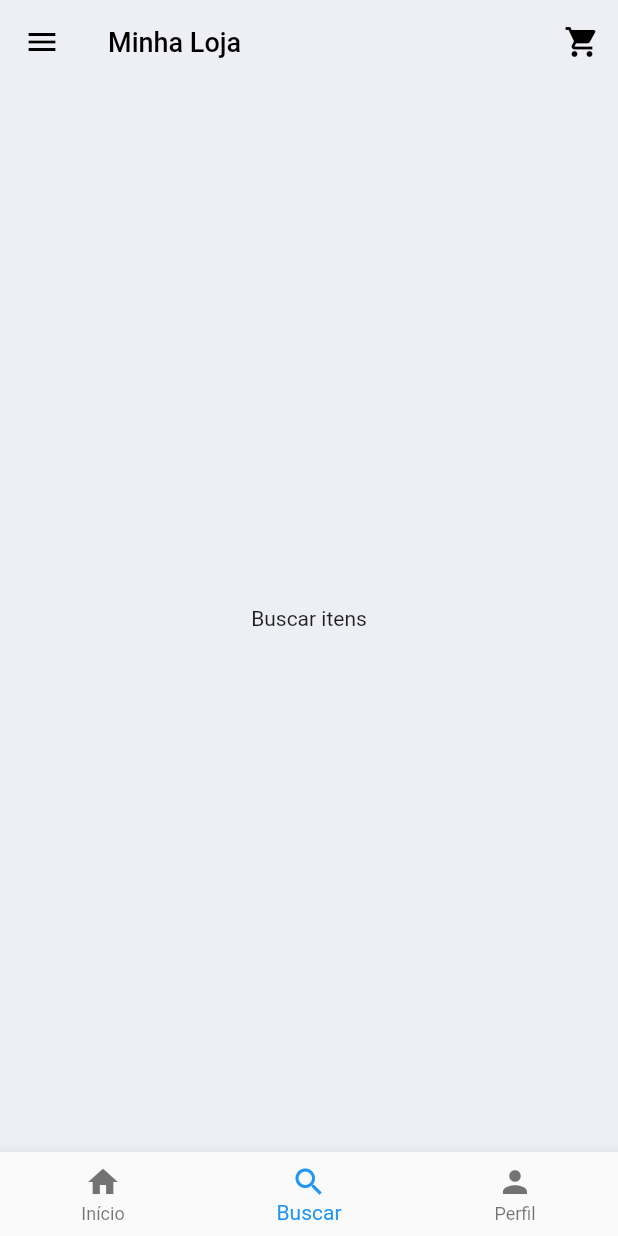
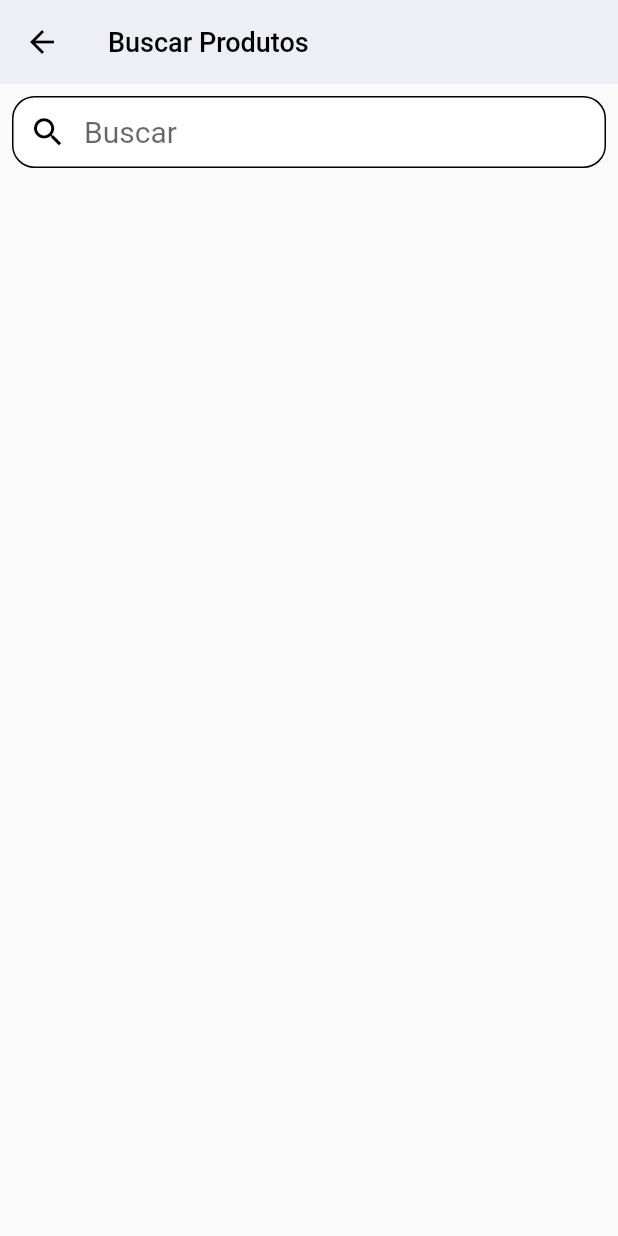
Before and after one commit to aalexsd/Minha-Loja, a Flutter app: the HomeScreen screen opened by its route, item 2 of the bottom bar chosen, on a phone screen of 412 x 824 dp. Run offline on Flutter 3.47's test engine with Material 2 defaults, Android fonts, the phone set to English and light mode, and no system bars; our stand-ins replace mask_text_input_formatter.

Commit message:
search screen

```diff
--- a/lib/main.dart
+++ b/lib/main.dart
@@ -8,6 +8,7 @@ import 'package:testes/screens/login_screen/login_screen.dart';
 import 'package:testes/screens/payment_screen/payment_screen.dart';
 import 'package:testes/screens/profile_screen/profile_screen.dart';
 import 'package:testes/screens/register_screen/register_screen.dart';
+import 'package:testes/screens/search_screen/search_screen.dart';
 
 void main() {
   runApp(const MyApp());
@@ -57,6 +58,7 @@ class MyApp extends StatelessWidget {
           'about': (context) => const AboutScreen(),
           'contact': (context) => ContactScreen(),
           'profile': (context) => const ProfileScreen(),
+          'search': (context) => const SearchScreen(),
         });
   }
 }
--- a/lib/screens/home_screen/home_screen.dart
+++ b/lib/screens/home_screen/home_screen.dart
@@ -56,9 +56,9 @@ class _HomeScreenState extends State<HomeScreen> {
   }
 
   void _handleBottomMenuItemTap(int index) {
-    switch(widget.itemsSide[index]) {
+    switch(widget.itemsBottom[index]) {
       case 'Buscar':
-        Navigator.of(context).pushNamed('');
+        Navigator.of(context).pushNamed('search');
         break;
       case 'Perfil':
         Navigator.of(context).pushNamed('profile');
--- /dev/null
+++ b/lib/screens/search_screen/search_screen.dart
@@ -0,0 +1,55 @@
+import 'package:flutter/material.dart';
+
+class SearchScreen extends StatefulWidget {
+  const SearchScreen({Key? key}) : super(key: key);
+
+  @override
+  State<SearchScreen> createState() => _SearchScreenState();
+}
+
+class _SearchScreenState extends State<SearchScreen> {
+  @override
+  Widget build(BuildContext context) {
+    return Scaffold(
+      appBar: AppBar(
+        elevation: 0,
+        backgroundColor: const Color(0xFFEEEFF5),
+        title: const Text(
+          'Buscar Produtos',
+          style: TextStyle(
+            color: Colors.black,
+            fontSize: 18,
+          ),
+        ),
+        iconTheme: const IconThemeData(color: Colors.black),
+      ),
+      body: Column(
+          children: [
+      Padding(
+      padding: const EdgeInsets.all(8.0),
+      child: Container(
+        decoration: BoxDecoration(
+          color: Colors.white,
+          borderRadius: BorderRadius.circular(20),
+        ),
+        child: TextField(
+          decoration: InputDecoration(
+            contentPadding: const EdgeInsets.only(top: 10),
+            prefixIcon: const Icon(Icons.search,
+              color: Colors.black,
+              size: 25,),
+            enabledBorder: OutlineInputBorder(
+              borderSide: const BorderSide(width: 1, color: Colors.black),
+              borderRadius: BorderRadius.circular(15),
+            ),
+            hintText: 'Buscar',
+          ),
+          style: const TextStyle(
+              fontSize: 20
+          ),
+        ),
+      ),
+      )],
+    ),);
+  }
+}
--- a/pubspec.yaml
+++ b/pubspec.yaml
@@ -73,6 +73,7 @@ flutter:
     - assets/images/card2.png
     - assets/images/card3.png
     - assets/images/card4.png
+    - assets/images/teresa.jpeg
 
 
 
```
Also changed, not shown: lib/screens/about/about_screen.dart (+20 -2 lines), lib/screens/profile_screen/profile_screen.dart (+15 -6 lines), assets/images/teresa.jpeg (added).
